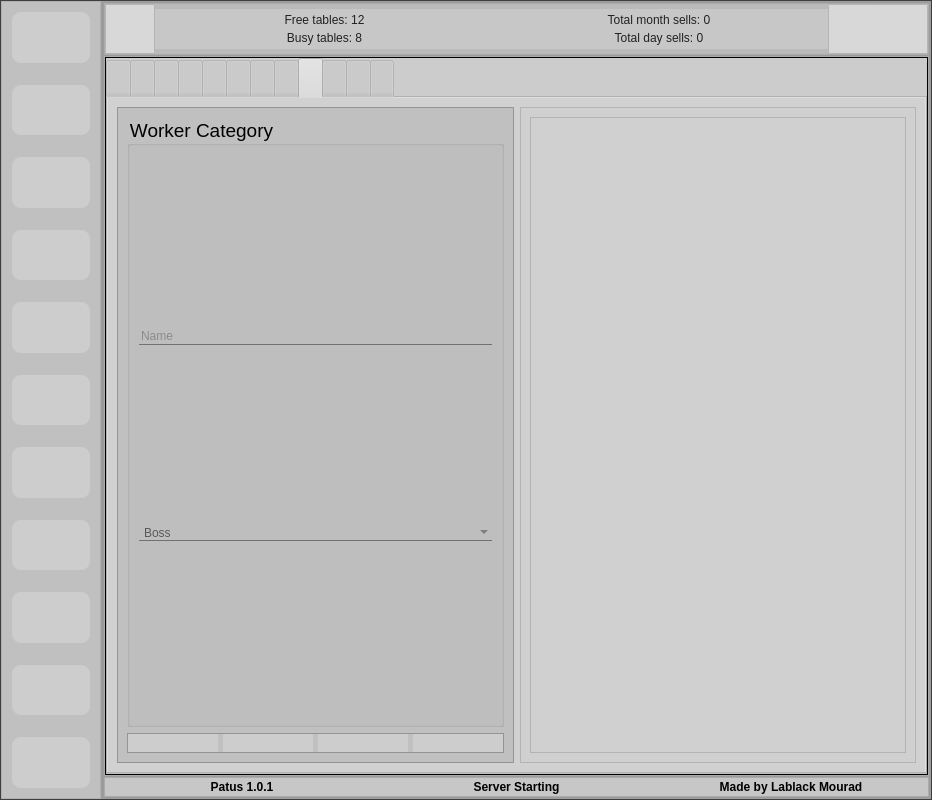
First picture: the form in uis/PatusInterface.ui, repository Mouradost/PatusNewShop, before the edit.
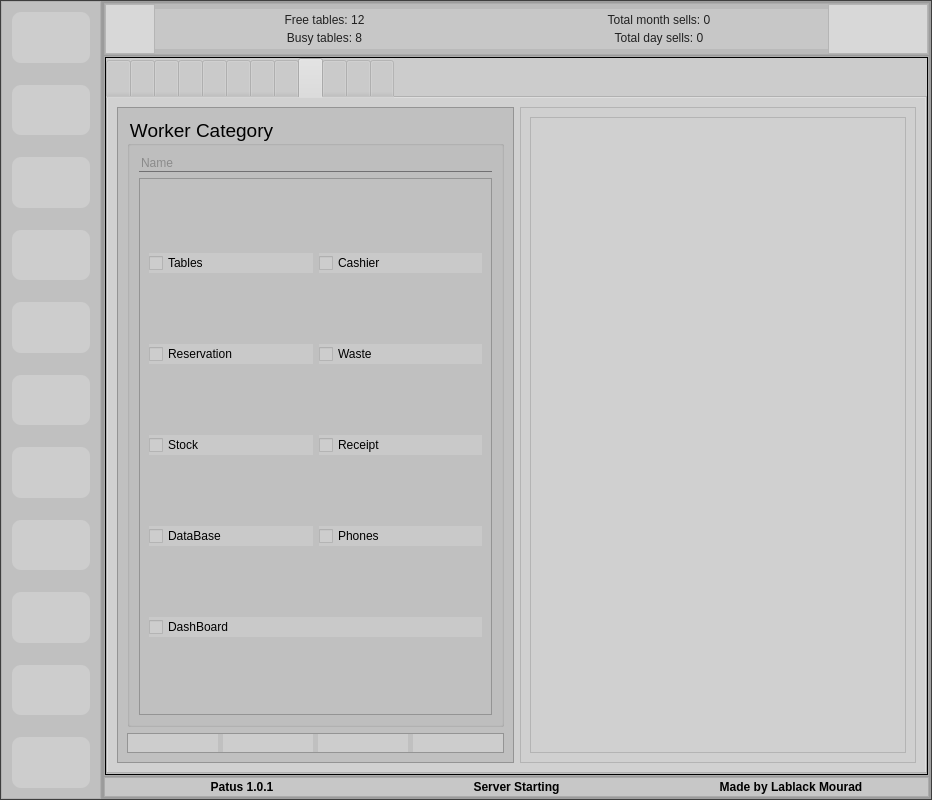
Second picture: the form after the edit. The open tabs and pages were chosen to show the change. Icons and pictures are not drawn.

What changed in the file:
```diff
--- a/uis/PatusInterface.ui
+++ b/uis/PatusInterface.ui
@@ -8147,42 +8147,168 @@
                             </widget>
                            </item>
                            <item>
-                            <widget class="QComboBox" name="cb_categoryLevel">
-                             <item>
-                              <property name="text">
-                               <string>Boss</string>
-                              </property>
-                             </item>
-                             <item>
-                              <property name="text">
-                               <string>Manager</string>
-                              </property>
-                             </item>
-                             <item>
-                              <property name="text">
-                               <string>Casher</string>
-                              </property>
-                             </item>
-                             <item>
-                              <property name="text">
-                               <string>Chef</string>
-                              </property>
-                             </item>
-                             <item>
-                              <property name="text">
-                               <string>Cooker</string>
-                              </property>
-                             </item>
-                             <item>
-                              <property name="text">
-                               <string>Waiter</string>
-                              </property>
-                             </item>
-                             <item>
-                              <property name="text">
-                               <string>Cleaner</string>
-                              </property>
-                             </item>
+                            <widget class="QFrame" name="frame_32">
+                             <property name="frameShape">
+                              <enum>QFrame::StyledPanel</enum>
+                             </property>
+                             <property name="frameShadow">
+                              <enum>QFrame::Raised</enum>
+                             </property>
+                             <layout class="QGridLayout" name="gridLayout_24">
+                              <item row="0" column="1">
+                               <widget class="QCheckBox" name="cb_categoryLevelCashier">
+                                <property name="text">
+                                 <string>Cashier</string>
+                                </property>
+                                <property name="icon">
+                                 <iconset resource="../resource/resource.qrc">
+                                  <normaloff>:/Simple icons/simple_icons/fi-rr-shop.svg</normaloff>:/Simple icons/simple_icons/fi-rr-shop.svg</iconset>
+                                </property>
+                                <property name="iconSize">
+                                 <size>
+                                  <width>32</width>
+                                  <height>32</height>
+                                 </size>
+                                </property>
+                               </widget>
+                              </item>
+                              <item row="1" column="1">
+                               <widget class="QCheckBox" name="cb_categoryLevelWaste">
+                                <property name="text">
+                                 <string>Waste</string>
+                                </property>
+                                <property name="icon">
+                                 <iconset resource="../resource/resource.qrc">
+                                  <normaloff>:/Simple icons/simple_icons/fi-rr-sad.svg</normaloff>:/Simple icons/simple_icons/fi-rr-sad.svg</iconset>
+                                </property>
+                                <property name="iconSize">
+                                 <size>
+                                  <width>32</width>
+                                  <height>32</height>
+                                 </size>
+                                </property>
+                               </widget>
+                              </item>
+                              <item row="0" column="0">
+                               <widget class="QCheckBox" name="cb_categoryLevelTables">
+                                <property name="text">
+                                 <string>Tables</string>
+                                </property>
+                                <property name="icon">
+                                 <iconset resource="../resource/resource.qrc">
+                                  <normaloff>:/Simple icons/simple_icons/fi-rr-terrace.svg</normaloff>:/Simple icons/simple_icons/fi-rr-terrace.svg</iconset>
+                                </property>
+                                <property name="iconSize">
+                                 <size>
+                                  <width>32</width>
+                                  <height>32</height>
+                                 </size>
+                                </property>
+                               </widget>
+                              </item>
+                              <item row="2" column="0">
+                               <widget class="QCheckBox" name="cb_categoryLevelStock">
+                                <property name="text">
+                                 <string>Stock</string>
+                                </property>
+                                <property name="icon">
+                                 <iconset resource="../resource/resource.qrc">
+                                  <normaloff>:/Simple icons/simple_icons/fi-rr-search-alt.svg</normaloff>:/Simple icons/simple_icons/fi-rr-search-alt.svg</iconset>
+                                </property>
+                                <property name="iconSize">
+                                 <size>
+                                  <width>32</width>
+                                  <height>32</height>
+                                 </size>
+                                </property>
+                               </widget>
+                              </item>
+                              <item row="1" column="0">
+                               <widget class="QCheckBox" name="cb_categoryLevelReservation">
+                                <property name="text">
+                                 <string>Reservation</string>
+                                </property>
+                                <property name="icon">
+                                 <iconset resource="../resource/resource.qrc">
+                                  <normaloff>:/Simple icons/simple_icons/fi-rr-phone-call.svg</normaloff>:/Simple icons/simple_icons/fi-rr-phone-call.svg</iconset>
+                                </property>
+                                <property name="iconSize">
+                                 <size>
+                                  <width>32</width>
+                                  <height>32</height>
+                                 </size>
+                                </property>
+                               </widget>
+                              </item>
+                              <item row="2" column="1">
+                               <widget class="QCheckBox" name="cb_categoryLevelReceipt">
+                                <property name="text">
+                                 <string>Receipt</string>
+                                </property>
+                                <property name="icon">
+                                 <iconset resource="../resource/resource.qrc">
+                                  <normaloff>:/Simple icons/simple_icons/fi-rr-list.svg</normaloff>:/Simple icons/simple_icons/fi-rr-list.svg</iconset>
+                                </property>
+                                <property name="iconSize">
+                                 <size>
+                                  <width>32</width>
+                                  <height>32</height>
+                                 </size>
+                                </property>
+                               </widget>
+                              </item>
+                              <item row="3" column="0">
+                               <widget class="QCheckBox" name="cb_categoryLevelDb">
+                                <property name="text">
+                                 <string>DataBase</string>
+                                </property>
+                                <property name="icon">
+                                 <iconset resource="../resource/resource.qrc">
+                                  <normaloff>:/Simple icons/simple_icons/fi-rr-database.svg</normaloff>:/Simple icons/simple_icons/fi-rr-database.svg</iconset>
+                                </property>
+                                <property name="iconSize">
+                                 <size>
+                                  <width>32</width>
+                                  <height>32</height>
+                                 </size>
+                                </property>
+                               </widget>
+                              </item>
+                              <item row="3" column="1">
+                               <widget class="QCheckBox" name="cb_categoryLevelPhone">
+                                <property name="text">
+                                 <string>Phones</string>
+                                </property>
+                                <property name="icon">
+                                 <iconset resource="../resource/resource.qrc">
+                                  <normaloff>:/Simple icons/simple_icons/fi-rr-data-transfer.svg</normaloff>:/Simple icons/simple_icons/fi-rr-data-transfer.svg</iconset>
+                                </property>
+                                <property name="iconSize">
+                                 <size>
+                                  <width>32</width>
+                                  <height>32</height>
+                                 </size>
+                                </property>
+                               </widget>
+                              </item>
+                              <item row="4" column="0" colspan="2">
+                               <widget class="QCheckBox" name="cb_categoryLevelStat">
+                                <property name="text">
+                                 <string>DashBoard</string>
+                                </property>
+                                <property name="icon">
+                                 <iconset resource="../resource/resource.qrc">
+                                  <normaloff>:/Simple icons/simple_icons/fi-rr-stats.svg</normaloff>:/Simple icons/simple_icons/fi-rr-stats.svg</iconset>
+                                </property>
+                                <property name="iconSize">
+                                 <size>
+                                  <width>32</width>
+                                  <height>32</height>
+                                 </size>
+                                </property>
+                               </widget>
+                              </item>
+                             </layout>
                             </widget>
                            </item>
                           </layout>
```
Left out of the diff: 85 changed lines with no effect on the pictures.
